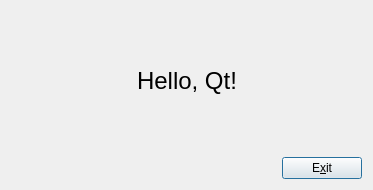
The window that src/ma/cpp_tests/min_qt_desktop_app/mainform.ui (mabrarov/cpp_tests) describes before a commit, drawn with Qt 5.
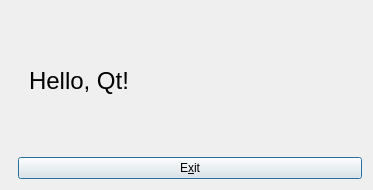
The same window after the commit.

Commit message: MainForm: Unused property values removed.

Patch:
```diff
--- a/src/ma/cpp_tests/min_qt_desktop_app/mainform.ui
+++ b/src/ma/cpp_tests/min_qt_desktop_app/mainform.ui
@@ -23,26 +23,12 @@
       <bool>true</bool>
      </property>
      <widget class="QWidget" name="scrollAreaWidgetContents">
-      <property name="geometry">
-       <rect>
-        <x>0</x>
-        <y>0</y>
-        <width>355</width>
-        <height>141</height>
-       </rect>
-      </property>
       <layout class="QVBoxLayout" name="verticalLayout">
        <item>
         <spacer name="topVerticalSpacer">
          <property name="orientation">
           <enum>Qt::Vertical</enum>
          </property>
-         <property name="sizeHint" stdset="0">
-          <size>
-           <width>20</width>
-           <height>40</height>
-          </size>
-         </property>
         </spacer>
        </item>
        <item>
@@ -52,12 +38,6 @@
            <property name="orientation">
             <enum>Qt::Horizontal</enum>
            </property>
-           <property name="sizeHint" stdset="0">
-            <size>
-             <width>40</width>
-             <height>20</height>
-            </size>
-           </property>
           </spacer>
          </item>
          <item>
@@ -77,12 +57,6 @@
            <property name="orientation">
             <enum>Qt::Horizontal</enum>
            </property>
-           <property name="sizeHint" stdset="0">
-            <size>
-             <width>40</width>
-             <height>20</height>
-            </size>
-           </property>
           </spacer>
          </item>
         </layout>
@@ -92,12 +66,6 @@
          <property name="orientation">
           <enum>Qt::Vertical</enum>
          </property>
-         <property name="sizeHint" stdset="0">
-          <size>
-           <width>20</width>
-           <height>40</height>
-          </size>
-         </property>
         </spacer>
        </item>
       </layout>
@@ -111,12 +79,6 @@
        <property name="orientation">
         <enum>Qt::Horizontal</enum>
        </property>
-       <property name="sizeHint" stdset="0">
-        <size>
-         <width>40</width>
-         <height>20</height>
-        </size>
-       </property>
       </spacer>
      </item>
      <item>
```
